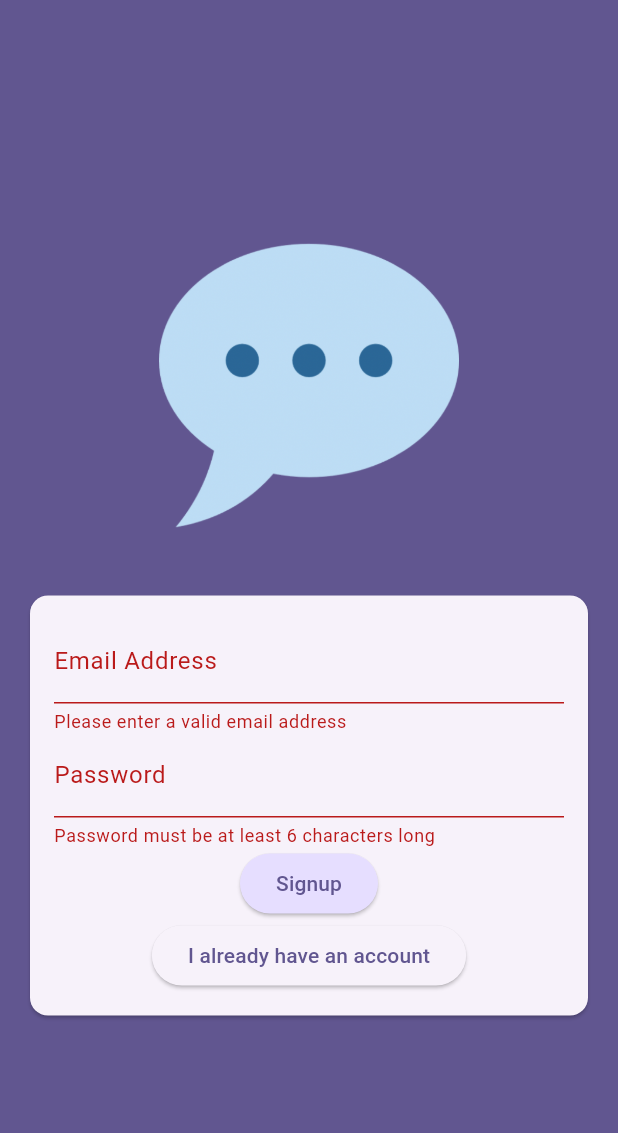
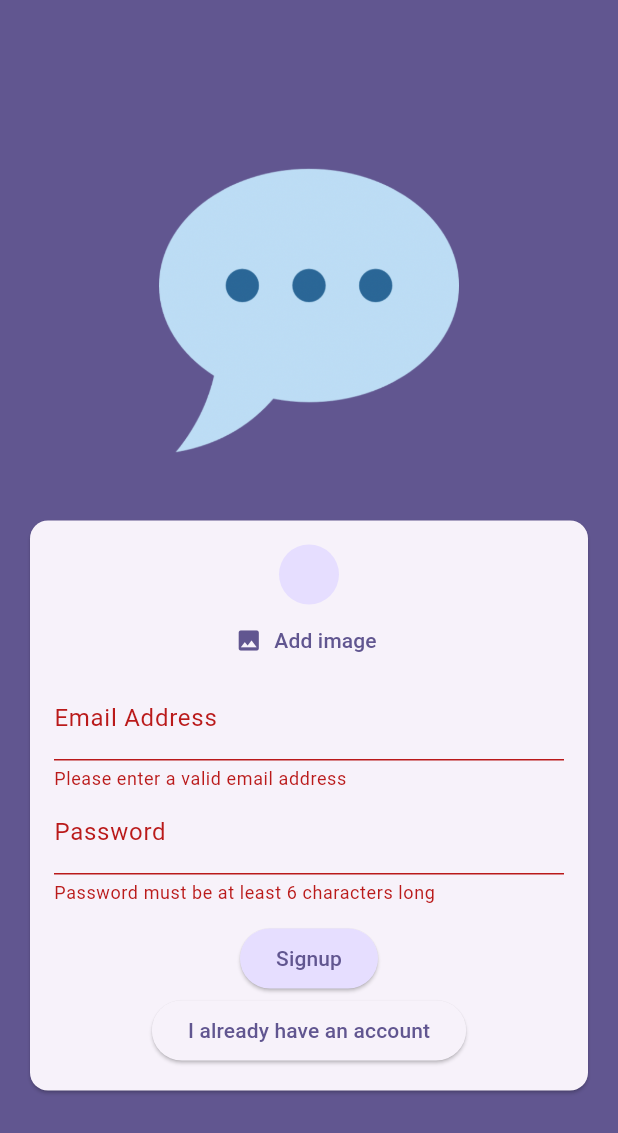
Before and after one commit to 911samuel/chat_app, a Flutter app: the screen it shows after launch, after a tap on "Login", after a tap on "Create an account", on a phone screen of 412 x 824 dp. Shown: the top 1133 px of the screen. Run offline on Flutter 3.47's test engine with Material 3 defaults, Android fonts, the phone set to English and light mode, and no system bars; our stand-ins replace cloud_firestore, firebase_auth, firebase_core, firebase_storage, image_picker; accounts and stored records are empty.

```diff
--- a/lib/main.dart
+++ b/lib/main.dart
@@ -8,12 +8,12 @@ import 'firebase_options.dart';
 
 void main() async {
   WidgetsFlutterBinding.ensureInitialized();
-  await Firebase.initializeApp(options: DefaultFirebaseOptions.currentPlatform);
-  runApp(const App());
+ await Firebase.initializeApp(options: DefaultFirebaseOptions.currentPlatform);
+  runApp(MyApp());
 }
 
-class App extends StatelessWidget {
-  const App({super.key});
+class MyApp extends StatelessWidget {
+  const MyApp({super.key});
 
   @override
   Widget build(BuildContext context) {
--- a/lib/screens/auth.dart
+++ b/lib/screens/auth.dart
@@ -1,3 +1,8 @@
+import 'dart:io';
+
+import 'package:chat_app/widgets/upload_image_picker.dart';
+import 'package:cloud_firestore/cloud_firestore.dart';
+import 'package:firebase_storage/firebase_storage.dart';
 import 'package:flutter/material.dart';
 import 'package:firebase_auth/firebase_auth.dart';
 
@@ -15,32 +20,55 @@ class _AuthScreenState extends State<AuthScreen> {
 
   var _enteredEmail = '';
   var _enteredPassword = '';
-  var _isLoagedIn = true;
+  var _isLoggedIn = true;
+  File? _selectedImage;
+  var _isAuthenticating = false;
 
   void _submit() async {
     final isValid = _form.currentState!.validate();
-    if (!isValid) return;
+    if (!isValid || !_isLoggedIn && _selectedImage == null) return;
     _form.currentState!.save();
     try {
-        if (_isLoagedIn) {
+      setState(() {
+        _isAuthenticating = true;
+      });
+      if (_isLoggedIn) {
         final loginCredentials = await _firebase.signInWithEmailAndPassword(
           email: _enteredEmail,
           password: _enteredPassword,
         );
       } else {
-          final userCredentials = await _firebase
-              .createUserWithEmailAndPassword(
+        final userCredentials = await _firebase.createUserWithEmailAndPassword(
           email: _enteredEmail,
           password: _enteredPassword,
         );
+        final storageRef = FirebaseStorage.instance
+            .ref()
+            .child('user_images')
+            .child('${userCredentials.user!.uid}.jpg');
+        await storageRef.putFile(_selectedImage!);
+        final imgUrl = await storageRef.getDownloadURL();
+
+        await FirebaseFirestore.instance
+            .collection('users')
+            .doc(userCredentials.user!.uid).set(
+              {
+                'username': 'to be done',
+                'email': _enteredEmail,
+                'img_url': imgUrl,
+              }
+            );
       }
     } on FirebaseAuthException catch (e) {
-        if (e.code == 'email-already in use') {}
+      if (e.code == 'email-already-in-use') {}
       if (!mounted) return;
       ScaffoldMessenger.of(context).clearSnackBars();
       ScaffoldMessenger.of(context).showSnackBar(
         SnackBar(content: Text(e.message ?? 'Authentication failed.')),
       );
+      setState(() {
+        _isAuthenticating = false;
+      });
     }
   }
 
@@ -73,6 +101,12 @@ class _AuthScreenState extends State<AuthScreen> {
                       child: Column(
                         mainAxisSize: MainAxisSize.min,
                         children: [
+                           if (!_isLoggedIn)
+                            UploadImagePicker(
+                              onPickImage: (pickedImage) {
+                                _selectedImage = pickedImage;
+                              },
+                            ),
                           TextFormField(
                             decoration: const InputDecoration(
                               labelText: 'Email Address',
@@ -103,6 +137,10 @@ class _AuthScreenState extends State<AuthScreen> {
                             },
                             onSaved: (newValue) => _enteredPassword = newValue!,
                           ),
+                          const SizedBox(height: 12),
+                          if (_isAuthenticating)
+                            const CircularProgressIndicator(),
+                          if (!_isAuthenticating)
                             ElevatedButton(
                               onPressed: _submit,
                               style: ElevatedButton.styleFrom(
@@ -111,16 +149,18 @@ class _AuthScreenState extends State<AuthScreen> {
                                       context,
                                     ).colorScheme.primaryContainer,
                               ),
-                            child: Text(_isLoagedIn ? 'Login' : 'Signup'),
+                              child: Text(_isLoggedIn ? 'Login' : 'Signup'),
                             ),
+
+                          if (!_isAuthenticating)
                             ElevatedButton(
                               onPressed: () {
                                 setState(() {
-                                _isLoagedIn = !_isLoagedIn;
+                                  _isLoggedIn = !_isLoggedIn;
                                 });
                               },
                               child: Text(
-                              _isLoagedIn
+                                _isLoggedIn
                                     ? 'Create an account'
                                     : 'I already have an account',
                               ),
--- /dev/null
+++ b/lib/widgets/upload_image_picker.dart
@@ -0,0 +1,50 @@
+import 'dart:io';
+
+import 'package:flutter/material.dart';
+import 'package:image_picker/image_picker.dart';
+
+class UploadImagePicker extends StatefulWidget {
+  const UploadImagePicker({super.key, required this.onPickImage});
+
+  final void Function(File pickedImage) onPickImage;
+
+  @override
+  State<UploadImagePicker> createState() => _UploadImagePickerState();
+}
+
+class _UploadImagePickerState extends State<UploadImagePicker> {
+  File? _pickedImageFile;
+
+  void _pickImage() async {
+    final pickedImage = await ImagePicker().pickImage(
+      source: ImageSource.camera,
+      imageQuality: 50,
+      maxWidth: 150,
+    );
+
+    if (pickedImage == null) {
+      return;
+    }
+    setState(() {
+      _pickedImageFile = File(pickedImage.path);
+    });
+    widget.onPickImage(_pickedImageFile!);
+  }
+
+  @override
+  Widget build(BuildContext context) {
+    return Column(
+      children: [
+        CircleAvatar(),
+        TextButton.icon(
+          onPressed: () {},
+          icon: Icon(Icons.image),
+          label: Text(
+            'Add image',
+            style: TextStyle(color: Theme.of(context).colorScheme.primary),
+          ),
+        ),
+      ],
+    );
+  }
+}
--- a/pubspec.yaml
+++ b/pubspec.yaml
@@ -38,6 +38,7 @@ dependencies:
   firebase_auth: ^5.5.3
   firebase_storage: ^12.4.5
   image_picker: ^1.1.2
+  cloud_firestore: ^5.6.7
 
 dev_dependencies:
   flutter_test:
```
Also changed, not shown: firebase.json, lib/firebase_options.dart, pubspec.lock, 4 other files. Lines whose indentation alone changed are shown as unchanged.
